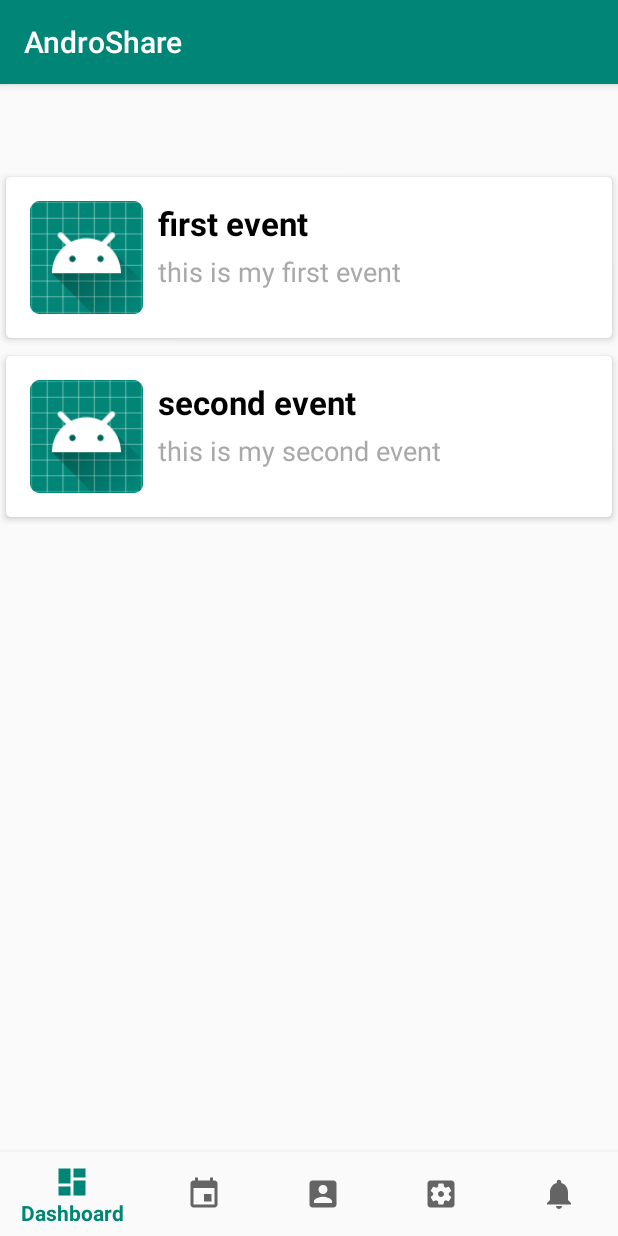
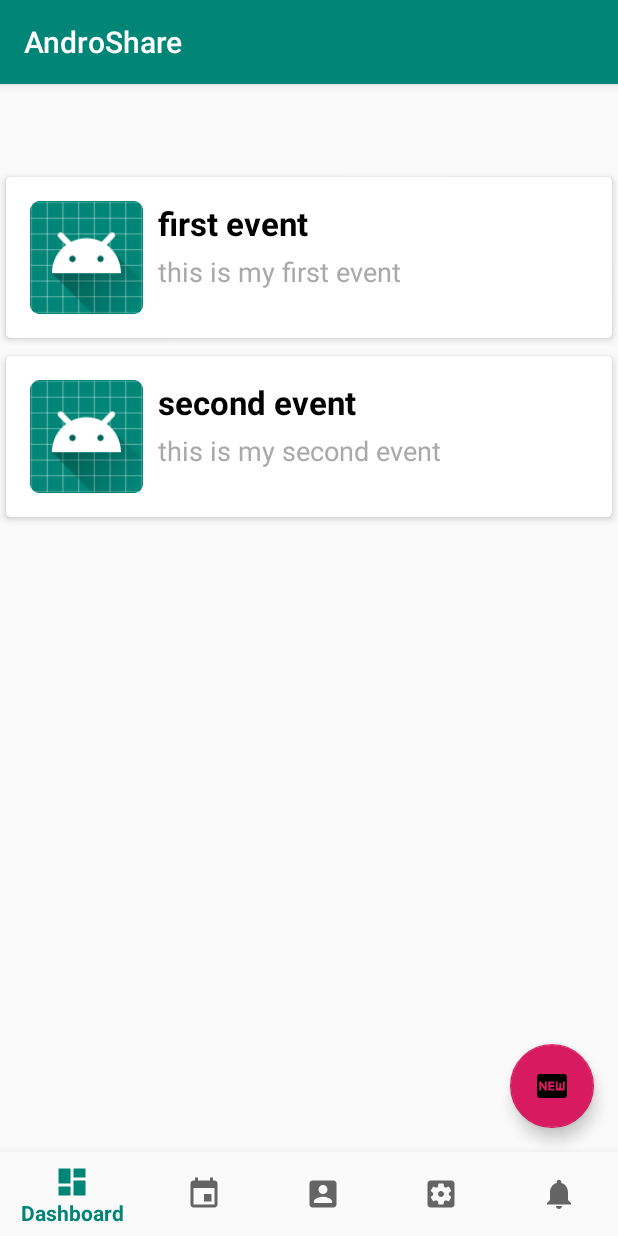
Before and after one commit to olaawi/AndroShare, an Android app: the screen it shows after launch (MainActivity), on a phone screen of 412 x 824 dp. Run offline under Robolectric (Android 15) with nearby library versions, the light colour scheme and no system bars; our stand-ins replace navigation-ui.

Commit message:
Added new event floating button

```diff
--- a/app/src/main/java/com/example/androshare/Dashboard.kt
+++ b/app/src/main/java/com/example/androshare/Dashboard.kt
@@ -10,6 +10,7 @@ import android.view.View
 import android.view.ViewGroup
 import androidx.recyclerview.widget.LinearLayoutManager
 import androidx.recyclerview.widget.RecyclerView
+import com.google.android.material.snackbar.Snackbar
 
 
 // TODO: Rename parameter arguments, choose names that match
@@ -34,6 +35,7 @@ class Dashboard : Fragment() {
     private lateinit var recyclerView: RecyclerView
     private lateinit var eventAdapter: EventAdapter
     private lateinit var events: Array<Event?>
+    private lateinit var newEventButton: View
 
     override fun onCreate(savedInstanceState: Bundle?) {
         super.onCreate(savedInstanceState)
@@ -67,6 +69,13 @@ class Dashboard : Fragment() {
         recyclerView.layoutManager = LinearLayoutManager(context)
         eventAdapter = EventAdapter(context!!, events)
         recyclerView.adapter = eventAdapter
+        newEventButton = view.findViewById(R.id.new_event_button)
+        newEventButton.setOnClickListener { view ->
+            Snackbar.make(view, "Here's a Snackbar", Snackbar.LENGTH_LONG)
+                .setAction("Action", null)
+                .show()
+            // TODO: Open new event dialog
+        }
     }
 
     // TODO: Rename method, update argument and hook method into UI event
--- /dev/null
+++ b/app/src/main/res/drawable/ic_fiber_new_black_24dp.xml
@@ -0,0 +1,9 @@
+<vector xmlns:android="http://schemas.android.com/apk/res/android"
+        android:width="24dp"
+        android:height="24dp"
+        android:viewportWidth="24.0"
+        android:viewportHeight="24.0">
+    <path
+        android:fillColor="#FF000000"
+        android:pathData="M20,4L4,4c-1.11,0 -1.99,0.89 -1.99,2L2,18c0,1.11 0.89,2 2,2h16c1.11,0 2,-0.89 2,-2L22,6c0,-1.11 -0.89,-2 -2,-2zM8.5,15L7.3,15l-2.55,-3.5L4.75,15L3.5,15L3.5,9h1.25l2.5,3.5L7.25,9L8.5,9v6zM13.5,10.26L11,10.26v1.12h2.5v1.26L11,12.64v1.11h2.5L13.5,15h-4L9.5,9h4v1.26zM20.5,14c0,0.55 -0.45,1 -1,1h-4c-0.55,0 -1,-0.45 -1,-1L14.5,9h1.25v4.51h1.13L16.88,9.99h1.25v3.51h1.12L19.25,9h1.25v5z"/>
+</vector>
--- a/app/src/main/res/layout/fragment_dashboard.xml
+++ b/app/src/main/res/layout/fragment_dashboard.xml
@@ -1,5 +1,5 @@
 <?xml version="1.0" encoding="utf-8"?>
-<LinearLayout xmlns:android="http://schemas.android.com/apk/res/android"
+<RelativeLayout xmlns:android="http://schemas.android.com/apk/res/android"
     xmlns:app="http://schemas.android.com/apk/res-auto"
     xmlns:tools="http://schemas.android.com/tools"
     android:layout_width="match_parent"
@@ -7,10 +7,24 @@
     android:orientation="vertical"
     tools:context=".Dashboard">
 
-    <androidx.recyclerview.widget.RecyclerView
-        android:layout_width="match_parent"
+    <LinearLayout android:orientation="horizontal"
+        android:layout_height="match_parent"
+        android:layout_width="match_parent">
+        <androidx.recyclerview.widget.RecyclerView
+            android:layout_width="match_parent"
+            android:layout_height="wrap_content"
+            android:id="@+id/recyclerView"
+            />
+    </LinearLayout>
+
+    <com.google.android.material.floatingactionbutton.FloatingActionButton
+        android:id="@+id/new_event_button"
+        android:layout_width="wrap_content"
         android:layout_height="wrap_content"
-        android:id="@+id/recyclerView"
-        />
+        android:layout_alignParentBottom="true"
+        android:layout_alignParentRight="true"
+        android:src="@drawable/ic_fiber_new_black_24dp"
+        android:contentDescription="submit"
+        android:layout_margin="16dp" />
 
-</LinearLayout>
+</RelativeLayout>
```
